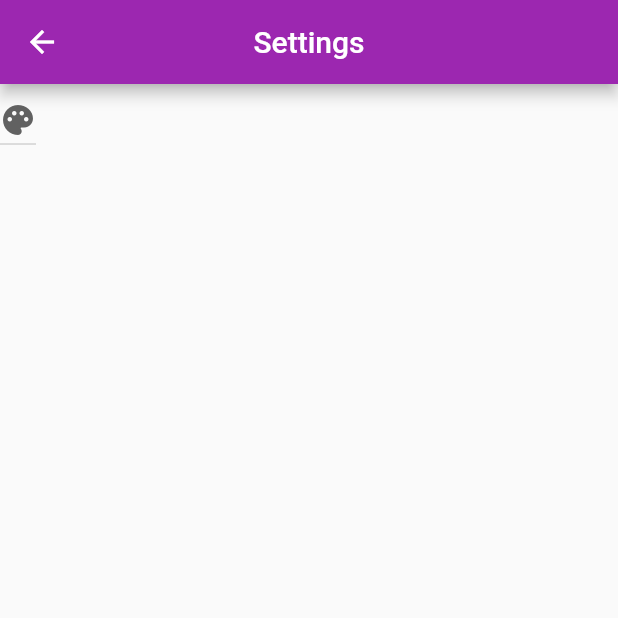
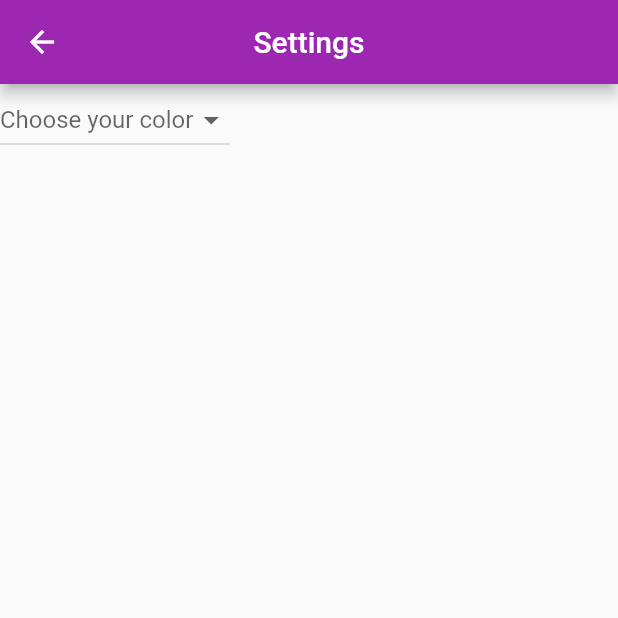
Before and after one commit to Arevir13/ACST_Alex-Iniya_Flutter_App, a Flutter app: the Settings screen opened by its route, on a phone screen of 412 x 824 dp, the top half of it. Run offline on Flutter 3.47's test engine with Material 2 defaults, Android fonts, the phone set to English and light mode, and no system bars.

Commit message:
drop down is there but not functional

```diff
--- /dev/null
+++ b/lib/Custom_Widgets/ColorWidget.dart
@@ -0,0 +1,16 @@
+import 'package:flutter/material.dart';
+
+class ColorWidget {
+  String colorName;
+  Color iconColor;
+
+  ColorWidget(String colorName, Color iconColor) {
+    this.colorName = colorName;
+    this.iconColor = iconColor;
+  }
+}
+
+void main() {
+  ColorWidget pinkIcon = ColorWidget('pink', Colors.pink);
+  print(pinkIcon);
+}
--- a/lib/Pages/settings.dart
+++ b/lib/Pages/settings.dart
@@ -1,4 +1,5 @@
 import 'package:flutter/material.dart';
+import 'package:practice_app/Custom_Widgets/ColorWidget.dart';
 
 class Settings extends StatefulWidget {
   @override
@@ -7,8 +8,13 @@ class Settings extends StatefulWidget {
 
 class _SettingsState extends State<Settings> {
   @override
-  Color dropdownValue = Colors.purple;
-  //final List<Color> colors = <Color>[Colors.purple, Colors.blue, Colors.red];
+  List<ColorWidget> themeOptions = [
+    ColorWidget('red', Colors.red),
+    ColorWidget('blue', Colors.blue),
+    ColorWidget('pink', Colors.pink)
+  ];
+  ColorWidget dropdownValue = ColorWidget('purple', Colors.purple);
+
   Widget build(BuildContext context) {
     return Scaffold(
       appBar: AppBar(
@@ -16,27 +22,21 @@ class _SettingsState extends State<Settings> {
         title: Text('Settings'),
         centerTitle: true,
       ),
-        body: Column(
-          children: <Widget>[
-            DropdownButton<Color>(
-              value: dropdownValue,
-              icon: Icon(Icons.palette),
-              onChanged: (Color newValue) {
-                setState(() {
-                  dropdownValue = newValue;
-                });
-              },
-              items: <Color>[Colors.purple, Colors.blue, Colors.red]
-                  .map<DropdownMenuItem<Color>>((Color value) {
-                return DropdownMenuItem<Color>(
-                  value: value,
-                  child: Container(
-                    color: value,
-                  ),
+      body: Column(children: <Widget>[
+        DropdownButton<ColorWidget>(
+            hint: Text('Choose your color'),
+            items: themeOptions.map((ColorWidget dropdownColor) {
+              return DropdownMenuItem<ColorWidget>(
+                value: dropdownColor,
+                child: Text(dropdownColor.colorName),
               );
             }).toList(),
-            ),
-          ],
-        ));
+            onChanged: (ColorWidget colorSelected) {
+              setState(() {
+                dropdownValue = colorSelected;
+              });
+            }),
+      ]),
+    );
   }
 }
```
Lines whose indentation alone changed are shown as unchanged.
